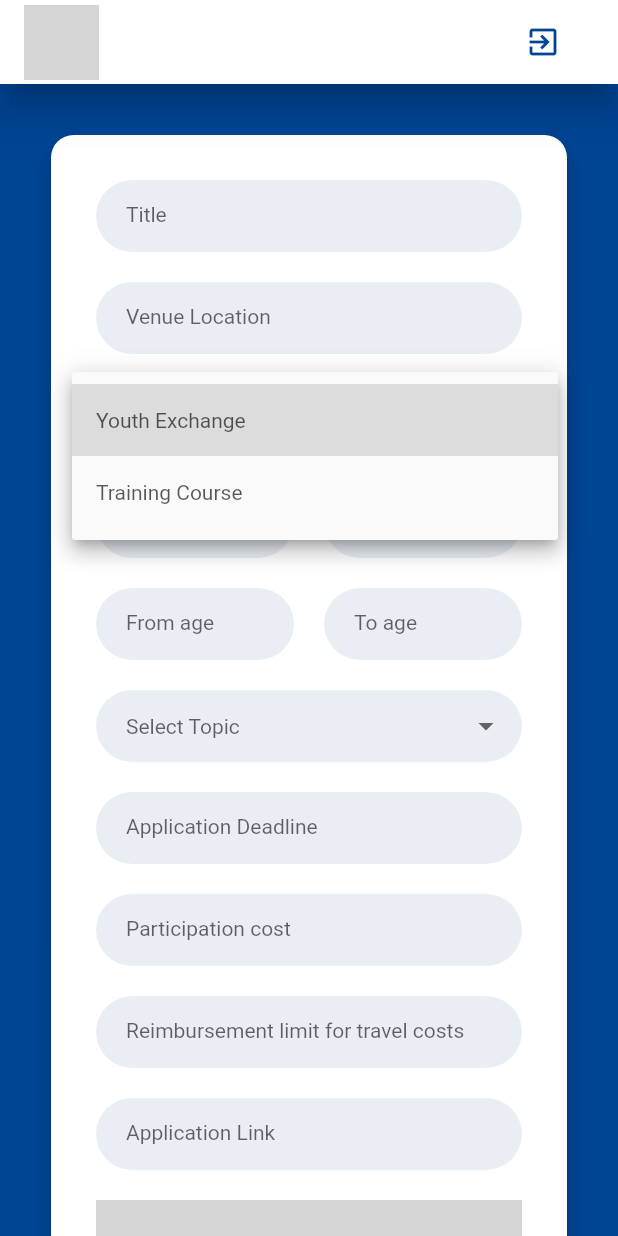
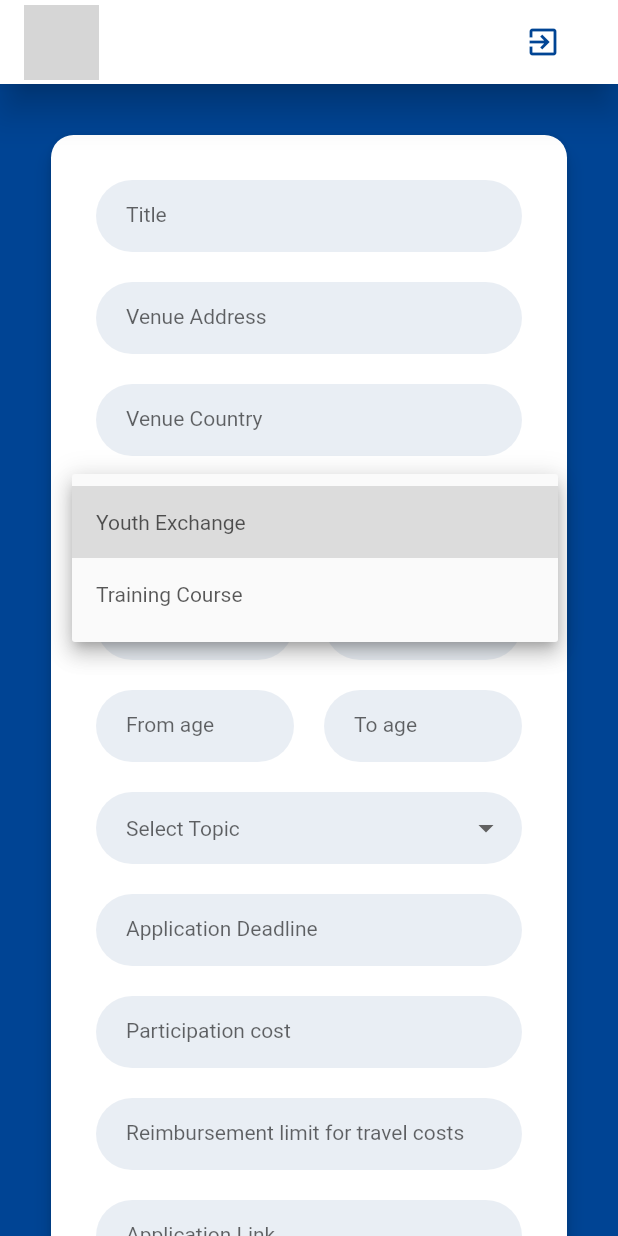
Before and after one commit to gounari/erasmus_opportunities, a Flutter app: the screen it shows once a user with an empty profile is signed in, after a tap on "Select Type", on a phone screen of 412 x 824 dp. Run offline on Flutter 3.47's test engine with Material 2 defaults, Android fonts, the light colour scheme and no system bars; drawn by our look-alikes of flutter_form_builder; our stand-ins replace cloud_firestore, firebase_auth, flushbar, font_awesome_flutter; missing offline and left inert: cloud_firestore_web, firebase_auth_web, firebase_core_web, flutter_progress_button, transformer_page_view; accounts and stored records are empty; statements that could not run were skipped; grey boxes are pictures that could not be loaded.

Commit message:
Add venue country

```diff
--- a/lib/helpers/firebase_constants.dart
+++ b/lib/helpers/firebase_constants.dart
@@ -5,7 +5,8 @@ class FirebaseOpportunityConstants {
     this.title: opportunityTitle,
     this.organisationName: opportunityOrganisationName,
     this.organisationUID: opportunityOrganisationUID,
-    this.venueLocation: opportunityVenueLocation,
+    this.venueAddress: opportunityVenueAddress,
+    this.venueCountry: opportunityVenueCountry,
     this.type: opportunityType,
     this.startDate: opportunityStartDate,
     this.endDate: opportunityEndDate,
@@ -24,7 +25,8 @@ class FirebaseOpportunityConstants {
   static const opportunityTitle = 'title';
   static const opportunityOrganisationName = 'organisationName';
   static const opportunityOrganisationUID = 'organisationUID';
-  static const opportunityVenueLocation = 'venueLocation';
+  static const opportunityVenueAddress = 'venueAddress';
+  static const opportunityVenueCountry = 'venueCountry';
   static const opportunityType = 'type';
   static const opportunityStartDate = 'startDate';
   static const opportunityEndDate = 'endDate';
@@ -42,7 +44,8 @@ class FirebaseOpportunityConstants {
   final String title;
   final String organisationName;
   final String organisationUID;
-  final String venueLocation;
+  final String venueAddress;
+  final String venueCountry;
   final String type;
   final String startDate;
   final String endDate;
--- a/lib/screens/home/home.dart
+++ b/lib/screens/home/home.dart
@@ -84,8 +84,18 @@ class _HomeState extends State<Home> {
                                 SizedBox(height: 20),
 
                                 FormBuilderTextField(
-                                  attribute: opportunity.venueLocation,
-                                  decoration: InputDecoration(labelText: "Venue Location"),
+                                  attribute: opportunity.venueAddress,
+                                  decoration: InputDecoration(labelText: "Venue Address"),
+                                  validators: [
+                                    FormBuilderValidators.required(),
+                                  ],
+                                ),
+
+                                SizedBox(height: 20),
+
+                                FormBuilderTextField(
+                                  attribute: opportunity.venueCountry,
+                                  decoration: InputDecoration(labelText: "Venue Country"),
                                   validators: [
                                     FormBuilderValidators.required(),
                                   ],
@@ -298,7 +308,8 @@ class _HomeState extends State<Home> {
                                     await DatabaseService(uid: user.uid)
                                         .updateOpportunity(
                                       currentState.value[opportunity.title],
-                                      currentState.value[opportunity.venueLocation],
+                                      currentState.value[opportunity.venueAddress],
+                                      currentState.value[opportunity.venueCountry],
                                       currentState.value[opportunity.type],
                                       currentState.value[opportunity.startDate],
                                       currentState.value[opportunity.endDate],
--- a/lib/screens/services/database.dart
+++ b/lib/screens/services/database.dart
@@ -42,7 +42,8 @@ class DatabaseService {
 
   Future updateOpportunity(
       String title,
-      String venueLocation,
+      String venueAddress,
+      String venueCountry,
       String type,
       DateTime startDate,
       DateTime endDate,
@@ -62,7 +63,8 @@ class DatabaseService {
       opportunity.title : title,
       opportunity.organisationName : organisation.name,
       opportunity.organisationUID : organisation.uid,
-      opportunity.venueLocation : venueLocation,
+      opportunity.venueAddress : venueAddress,
+      opportunity.venueCountry : venueCountry,
       opportunity.type : type,
       opportunity.startDate : startDate,
       opportunity.endDate : endDate,
```
